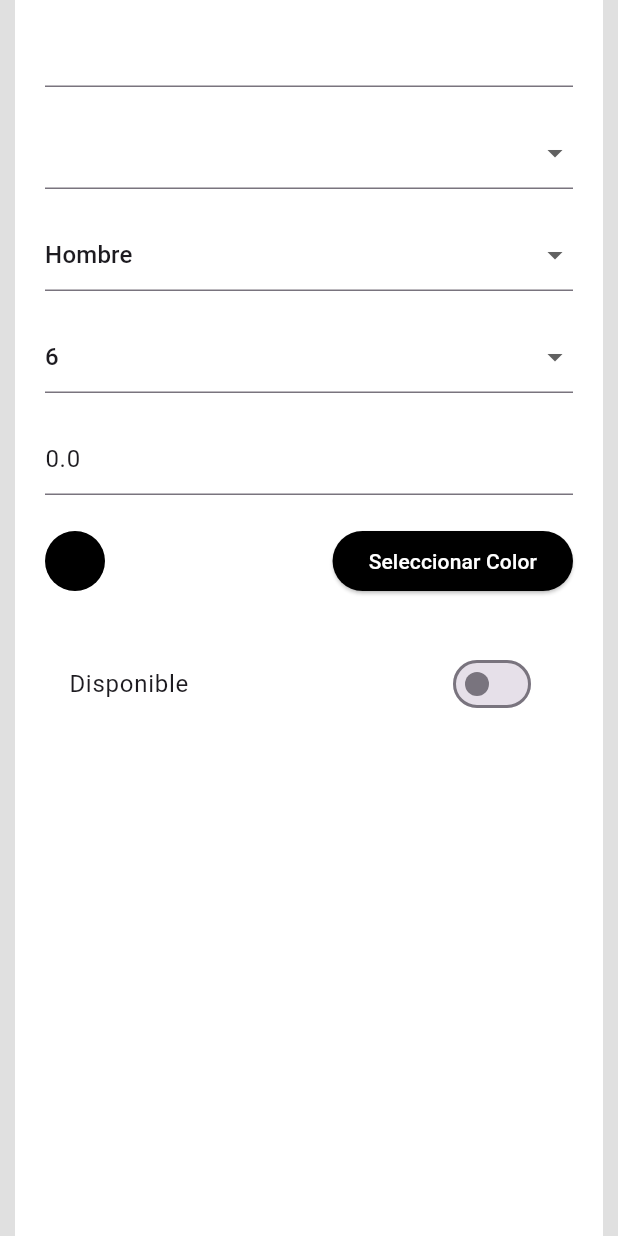
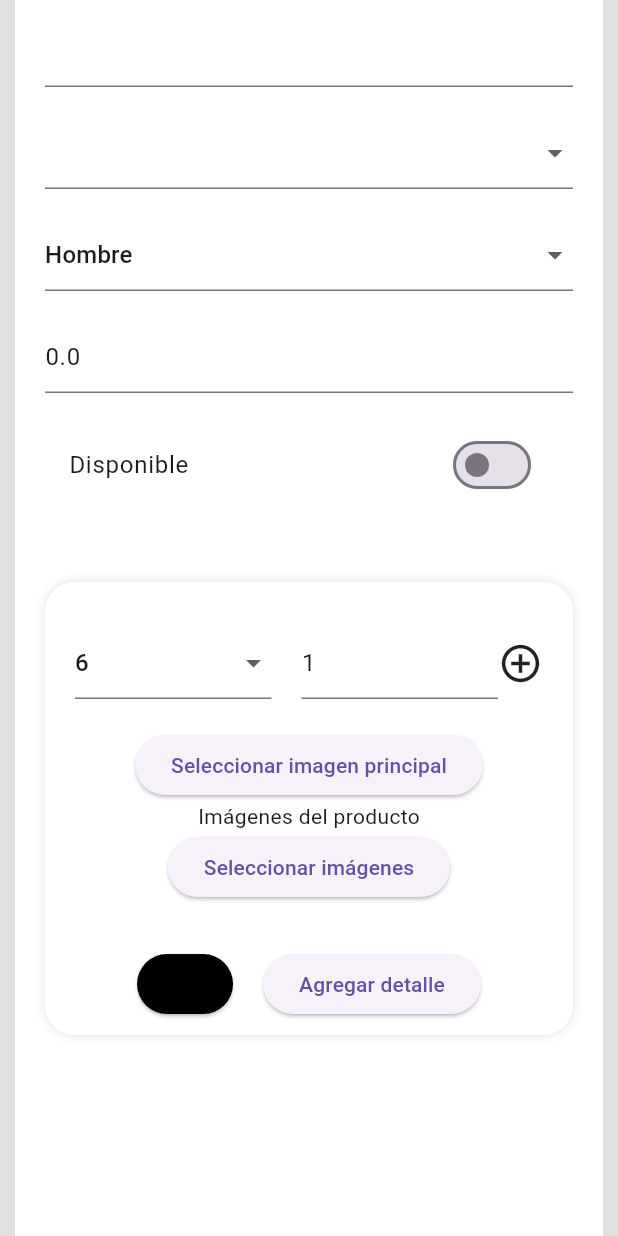
Before and after one commit to JuaanDiiaz/SneakersGestor, a Flutter app: the _ProductForm widget shown alone on an empty page, opened directly, on a phone screen of 412 x 824 dp. Run offline on Flutter 3.47's test engine with Material 3 defaults, Android fonts, the phone set to English and light mode, and no system bars; our stand-ins replace flutter_colorpicker, image_picker; network calls fail.

Commit message:
Add/More functionality

```diff
--- a/lib/models/product.dart
+++ b/lib/models/product.dart
@@ -13,8 +13,7 @@ class Product {
         this.id,
         required this.brand,
         required this.gender,
-        required this.size,
-        required this.color,
+        this.details,
     });
 
     bool available;
@@ -24,8 +23,8 @@ class Product {
     String? id;
     String brand;
     String gender;
-    String size;
-    String color;
+    List<ProductDetails>? details;
+
 
     factory Product.fromJson(String str) => Product.fromMap(json.decode(str));
 
@@ -39,8 +38,7 @@ class Product {
         id: json["id"],
         brand: json["brand"],
         gender: json["gender"],
-        size: json["size"],
-        color: json["color"],
+        details: List<ProductDetails>.from(json["details"].map((x) => ProductDetails.fromMap(x))),
     );
 
     Map<String, dynamic> toMap() => {
@@ -51,8 +49,7 @@ class Product {
         "id": id,
         "brand": brand,
         "gender": gender,
-        "size": size,
-        "color": color,
+        "details": List<dynamic>.from(details!.map((x) => x.toMap())),
     };
 
     Product copy() => Product(
@@ -63,7 +60,35 @@ class Product {
       id: id,
       brand: brand,
       gender: gender,
-      size: size,
-      color: color,
+      details: details,
     );
 }
+
+
+class ProductDetails {
+    ProductDetails(this.color, this.sizes, this.mainImage, this.images);
+
+    String color;
+    List<Map<int,int>> sizes;
+    String mainImage;
+    List<String> images;
+
+
+    factory ProductDetails.fromJson(String str) => ProductDetails.fromMap(json.decode(str));
+
+    String toJson() => json.encode(toMap());
+
+    factory ProductDetails.fromMap(Map<String, dynamic> json) => ProductDetails(
+        json["color"],
+        List<Map<int,int>>.from(json["sizes"].map((x) => x)),
+        json["mainImage"],
+        List<String>.from(json["images"].map((x) => x)),
+    );
+
+    Map<String, dynamic> toMap() => {
+        "color": color,
+        "sizes": List<dynamic>.from(sizes.map((x) => x)),
+        "mainImage": mainImage,
+        "images": List<dynamic>.from(images.map((x) => x)),
+    };
+}
--- a/lib/screens/home_screen.dart
+++ b/lib/screens/home_screen.dart
@@ -42,8 +42,6 @@ class HomeScreen extends StatelessWidget {
             price: 0,
             brand: 'Nike', // Valor predeterminado o vacío según prefieras
             gender: 'Hombre',
-            size: '0', // Define un valor adecuado
-            color: '#FFFFFF', // Color por defecto (blanco)
           );
           Navigator.pushNamed(context, 'product');
         },
--- a/lib/screens/product_screen.dart
+++ b/lib/screens/product_screen.dart
@@ -36,21 +36,7 @@ class _ProductScreenBody extends StatefulWidget {
 }
 
 class _ProductScreenBodyState extends State<_ProductScreenBody> {
-  List<File> _images = [];
-  String? _selectedImage;
-
-  Future<void> _pickImages() async {
-    final ImagePicker picker = ImagePicker();
-    final List<XFile>? pickedFiles = await picker.pickMultiImage();
-
-    if (pickedFiles != null && pickedFiles.isNotEmpty) {
-
-      setState(() {
-        _images = pickedFiles.map((file) => File(file.path)).toList();
-        _selectedImage = _images.first;
-      });
-    }
-  }
+  String image = '';
 
   @override
   Widget build(BuildContext context) {
@@ -76,46 +62,22 @@ class _ProductScreenBodyState extends State<_ProductScreenBody> {
                   right: 20,
                   child: IconButton(
                     onPressed: () async {
-                      _pickImages();
+                      final picker = ImagePicker();
+                      final XFile? pickedFile = await picker.pickImage(
+                        source: ImageSource.gallery,
+                        imageQuality: 100,
+                      );
+                      if (pickedFile == null) return;
+                      image = pickedFile.path;
+                      productForm.product.picture = image;
+                      setState(() {
+
+                      });
                     },
                     icon: const Icon(Icons.camera_alt_outlined, size: 40, color: Colors.white),
                   ),
                 )
               ],
-            ),
-            if (_images.isNotEmpty)
-            Padding(
-              padding: const EdgeInsets.symmetric(vertical: 10),
-              child: Container(
-                height: 100,
-                width: double.infinity,
-                child: ListView.builder(
-                  scrollDirection: Axis.horizontal,
-                  itemCount: _images.length,
-                  itemBuilder: (context, index) {
-                    return GestureDetector(
-                      onTap: () {
-                        setState(() {
-                          _selectedImage = _images[index];
-                        });
-                      },
-                      child: Container(
-                        margin: EdgeInsets.all(5),
-                        width: 100,
-                        decoration: BoxDecoration(
-                          border: Border.all(
-                            color: _images[index] == _selectedImage
-                                ? Colors.blue
-                                : Colors.transparent,
-                            width: 3,
-                          ),
-                        ),
-                        child: Image.file(_images[index], fit: BoxFit.cover),
-                      ),
-                    );
-                  },
-                ),
-              ),
             ),
             _ProductForm(),
             const SizedBox(height: 100),
@@ -128,7 +90,7 @@ class _ProductScreenBodyState extends State<_ProductScreenBody> {
             ? null
             : () async {
                 if (!productForm.isValidForm()) return;
-                final String? imageUrl = await widget.productService.uploadImage();
+                final String? imageUrl = await widget.productService.uploadImage(image);
                 if (imageUrl != null) productForm.product.picture = imageUrl;
                 await widget.productService.saveOrCreateProduct(productForm.product);
               },
@@ -198,15 +160,8 @@ class _ProductFormState extends State<_ProductForm> {
                 decoration: InputDecorations.authInputDecoration(labelText: 'Género', hintText: 'Género del producto'),
               ),
               const SizedBox(height: 20),
-              DropdownButtonFormField<String>(
-                value: selectedSize,
-                items: sizes[selectedGender]!.map((size) => DropdownMenuItem(value: size, child: Text(size))).toList(),
-                onChanged: (value) => setState(() => selectedSize = value!),
-                decoration: InputDecorations.authInputDecoration(labelText: 'Talla', hintText: 'Talla del producto'),
-              ),
-              const SizedBox(height: 20),
               TextFormField(
-                initialValue: product.price?.toString(),
+                initialValue: product.price.toString(),
                 keyboardType: TextInputType.number,
                 inputFormatters: [FilteringTextInputFormatter.digitsOnly],
                 onChanged: (value) => product.price = double.tryParse(value) ?? 0.0,
@@ -214,36 +169,42 @@ class _ProductFormState extends State<_ProductForm> {
                 decoration: InputDecorations.authInputDecoration(hintText: 'Precio del producto', labelText: 'Precio:'),
               ),
               const SizedBox(height: 20),
-              Row(
-                mainAxisAlignment: MainAxisAlignment.spaceBetween,
-                children: [
-                  AnimatedContainer(
-                    duration: const Duration(milliseconds: 300),
-                    width: 40,
-                    height: 40,
-                    decoration: BoxDecoration(
-                      color: selectedColor,
-                      shape: BoxShape.circle,
-                    ),
-                  ),
-                  ElevatedButton(
-                    onPressed: () => _selectColor(context, product),
-                    child: const Text('Seleccionar Color'),
-                    style: ElevatedButton.styleFrom(
-                      backgroundColor: selectedColor,
-                      foregroundColor: Colors.white,
-                    ),
-                  ),
-                ],
-              ),
-              const SizedBox(height: 30),
               SwitchListTile.adaptive(
                 value: product.available,
                 title: const Text('Disponible'),
                 activeColor: Colors.indigo,
                 onChanged: productForm.updateAvailability,
               ),
-              const SizedBox(height: 30),
+              const SizedBox(height: 20),
+            if(product.details != null && product.details!.isNotEmpty)
+              Container(
+                height:product.details!.length * 60 ,
+                child: ListView.builder(
+                  physics: const NeverScrollableScrollPhysics(),
+                  itemCount: product.details!.length,
+                  itemBuilder: (context, index) {
+                    return Dismissible(
+                      key: Key(index.toString()),
+                      child: Row(
+                        children: [
+                          Text('Detalle No. ${index + 1} con  color: ${product.details![index].color}'),
+                          Expanded(child: Container()),
+                          ElevatedButton(
+                            onPressed: (){},
+                            child: const Text(''),
+                            style: ButtonStyle(
+                              backgroundColor: MaterialStateProperty.all(product.details![index].color.toColor())
+                            ),
+                          ),
+                        ],
+                      )
+                    );
+                  },
+                ),
+              ),
+              const SizedBox(height: 20),
+              ProductDetaiWidget(sizes: sizes[selectedGender]!),
+              const SizedBox(height: 20),
             ],
           ),
         ),
@@ -251,7 +212,199 @@ class _ProductFormState extends State<_ProductForm> {
     );
   }
 
-  void _selectColor(BuildContext context, Product product) {
+
+
+  BoxDecoration _buildBoxDecoration() => BoxDecoration(color: Colors.white);
+}
+
+class ProductDetaiWidget extends StatefulWidget {
+  ProductDetaiWidget({super.key, required this.sizes});
+  ProductDetails detail = ProductDetails('', [], '', []);
+  final List<String> sizes;
+
+  @override
+  State<ProductDetaiWidget> createState() => _ProductDetaiWidgetState();
+}
+
+class _ProductDetaiWidgetState extends State<ProductDetaiWidget> {
+  String selectedSize = '';
+  int quantity = 1;
+  Color selectedColor = Colors.black;
+
+  @override
+  Widget build(BuildContext context) {
+    final productForm = Provider.of<ProductFormProvider>(context);
+    final size = MediaQuery.of(context).size;
+
+    return AnimatedContainer(
+      duration: const Duration(milliseconds: 300),
+      margin: const EdgeInsets.symmetric(vertical: 10),
+      width: size.width,
+      padding: const EdgeInsets.symmetric(horizontal: 20),
+      decoration: BoxDecoration(
+        color: Colors.white,
+        borderRadius: BorderRadius.circular(20),
+        boxShadow: const [
+          BoxShadow(color: Colors.black12, blurRadius: 5),
+        ],
+      ),
+      child: Column(
+        children: [
+          const SizedBox(height: 10),
+          if (widget.detail.sizes.length > 0)
+            Container(
+              height: widget.detail.sizes.length * 60.0,
+              child: ListView.builder(
+                physics: const NeverScrollableScrollPhysics(),
+                itemCount: widget.detail.sizes.length,
+                itemBuilder: (context, index) {
+                return ListTile(
+                  title: Text('Talla: ${widget.detail.sizes[index].keys.first} - Cantidad: ${widget.detail.sizes[index].values.first}'),
+                  trailing: IconButton(
+                    icon: const Icon(Icons.delete_outline),
+                    onPressed: () => {
+                      widget.detail.sizes.removeAt(index),
+                      setState(() {})
+                    },
+                  ),
+                );
+              }),
+            ),
+          const SizedBox(height: 20),
+          Row(
+            children: [
+              Expanded(
+                child:
+                widget.sizes.length > 0
+                  ? DropdownButtonFormField<String>(
+                      value: selectedSize.isEmpty ? widget.sizes.first : selectedSize,
+                      items: widget.sizes.map((size) => DropdownMenuItem(value: size, child: Text(size))).toList(),
+                      onChanged: (value) => setState(() => selectedSize = value!),
+                      decoration: InputDecorations.authInputDecoration(labelText: 'Talla', hintText: 'Talla del producto'),
+                    )
+                  : Container(),
+              ),
+              const SizedBox(width: 20),
+              Expanded(
+                child:
+                TextFormField(
+                  initialValue: "1",
+                  keyboardType: TextInputType.number,
+                  inputFormatters: [FilteringTextInputFormatter.digitsOnly],
+                  onChanged: (value) => quantity = int.tryParse(value) ?? 1,
+                  validator: (value) => (value == null || value.isEmpty) ? 'La cantidad es necesaria' : null,
+                  decoration: InputDecorations.authInputDecoration(hintText: 'Cantidad de pares', labelText: 'Cantidad:'),
+                ),
+              ),
+              GestureDetector(
+                child: const Icon(
+                  Icons.add_circle_outline,
+                  size: 30,
+                ),
+                onTap: () => {
+                  widget.detail.sizes.add({int.parse(selectedSize.isEmpty ? widget.sizes.first : selectedSize): quantity}),
+                  widget.detail.color = selectedColor.toString(),
+                  setState(() {}),
+                },
+              ),
+            ],
+          ),
+          const SizedBox(height: 20),
+          ElevatedButton(
+            onPressed: () async
+            {
+              final picker = ImagePicker();
+              final XFile? pickedFile = await picker.pickImage(
+                source: ImageSource.gallery,
+                imageQuality: 100,
+              );
+
+              if (pickedFile == null) return;
+              widget.detail.mainImage = pickedFile.path;
+
+              setState(() {
+
+              });
+            },
+            child: const Text('Seleccionar imagen principal')
+          ),
+          if (widget.detail.mainImage.isNotEmpty)
+          const ProductImage().getImage(widget.detail.mainImage,),
+          const Text('Imágenes del producto'),
+          ElevatedButton(
+            onPressed: () async {
+              _pickImages();
+            },
+            style: ElevatedButton.styleFrom(
+              shape: RoundedRectangleBorder(borderRadius: BorderRadius.circular(20)),
+            ),
+            child: const Text('Seleccionar imágenes'),
+          ),
+          const SizedBox(height: 10),
+          if (widget.detail.images.isNotEmpty)
+            Container(
+              height: 100,
+              width: double.infinity,
+              child: ListView.builder(
+                scrollDirection: Axis.horizontal,
+                itemCount: widget.detail.images.length,
+                itemBuilder: (context, index) {
+                  return Container(
+                    margin: EdgeInsets.all(5),
+                    width: 100,
+                    child: const ProductImage().getImage(widget.detail.images[index]),
+                  );
+                },
+              ),
+            ),
+          const SizedBox(height: 20),
+          Row(
+            mainAxisAlignment: MainAxisAlignment.center,
+            children: [
+              ElevatedButton(
+                        onPressed: () => {
+                          _selectColor(context),
+                        },
+                        style: ElevatedButton.styleFrom(
+                          backgroundColor: selectedColor,
+                          foregroundColor: Colors.white,
+                        ),
+                        child: const Text(''),
+                      ),
+              const SizedBox(width: 20),
+              ElevatedButton(
+                onPressed: () => {
+                  productForm.addDetail(widget.detail),
+                  setState(() {
+                    widget.detail = ProductDetails('', [], '', []);
+                  }),
+                },
+                style: ElevatedButton.styleFrom(
+                  shape: RoundedRectangleBorder(borderRadius: BorderRadius.circular(20)),
+                ),
+                child: const Text('Agregar detalle'),
+              ),
+            ],
+          ),
+          const SizedBox(height: 10),
+        ],
+      ),
+
+    );
+  }
+
+  Future<void> _pickImages() async {
+    final ImagePicker picker = ImagePicker();
+    final List<XFile>? pickedFiles = await picker.pickMultiImage();
+
+    if (pickedFiles != null && pickedFiles.isNotEmpty) {
+      setState(() {
+        widget.detail.images = pickedFiles.map((file) => File(file.path).path).toList();
+      });
+    }
+  }
+
+  void _selectColor(BuildContext context) {
     showDialog(
       context: context,
       builder: (context) => AlertDialog(
@@ -260,12 +413,10 @@ class _ProductFormState extends State<_ProductForm> {
           pickerColor: selectedColor,
           onColorChanged: (color) => setState(() {
             selectedColor = color;
-            product.color = color.value.toString(); // Guarda el color en el producto
+            widget.detail.color = selectedColor.value.toString();
           }),
         ),
       ),
     );
   }
-
-  BoxDecoration _buildBoxDecoration() => BoxDecoration(color: Colors.white);
 }
```
Also changed, not shown: lib/providers/product_form_provider.dart (+7 -0 lines), lib/services/products_service.dart (+2 -6 lines).
